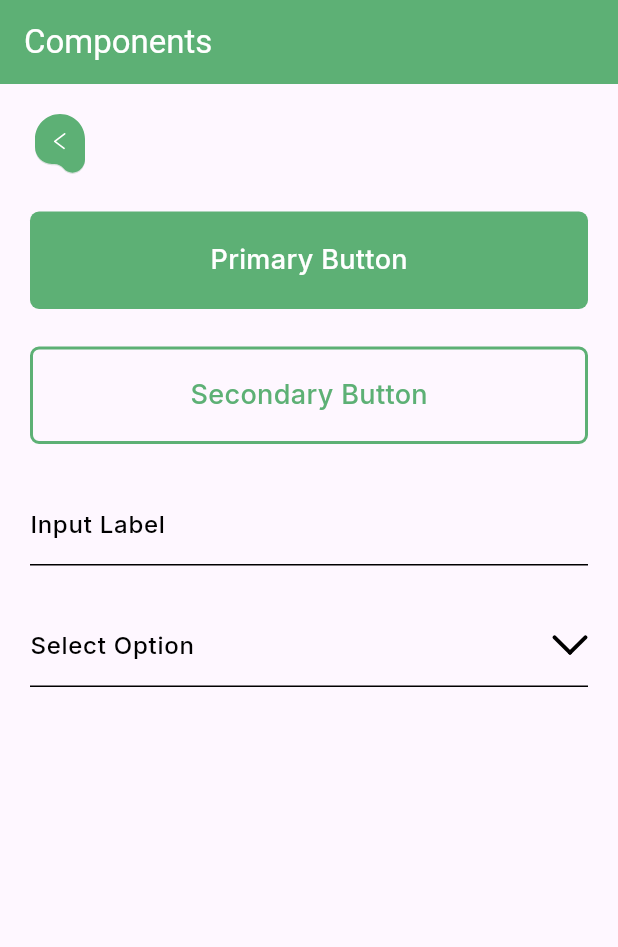
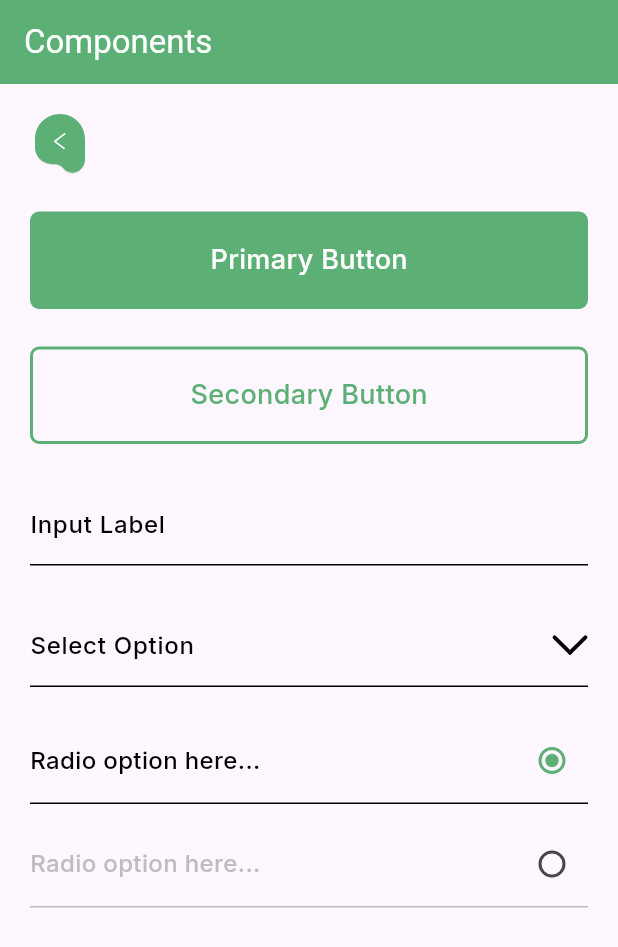
Before and after one commit to OmerMohideen/SegmentFault_Gembo, a Flutter app: the screen it shows after launch, on a phone screen of 412 x 824 dp. Shown: the top 947 px of the screen. Run offline on Flutter 3.47's test engine with Material 3 defaults, Android fonts, the light colour scheme and no system bars; our stand-ins replace flutter_svg, google_fonts.

Commit message:
feat(user): radio button widget

```diff
--- a/user_application/lib/main.dart
+++ b/user_application/lib/main.dart
@@ -3,6 +3,7 @@ import 'package:user_application/styles/colors.dart';
 import 'package:user_application/widgets/Button.dart';
 import 'package:user_application/widgets/back_button.dart';
 import 'package:user_application/widgets/input_field.dart';
+import 'package:user_application/widgets/radio_button.dart';
 import 'package:user_application/widgets/select_field.dart';
 
 void main() {
@@ -19,6 +20,8 @@ class MyApp extends StatefulWidget {
 
 class _MyAppState extends State<MyApp> {
   String? selectedValue;
+  bool isSelected1 = true;
+  bool isSelected2 = false;
   final List<String> dropdownOptions = ['Option 1', 'Option 2', 'Option 3'];
 
   @override
@@ -55,6 +58,30 @@ class _MyAppState extends State<MyApp> {
                     selectedValue = newValue;
                   });
                 }),
+            const SizedBox(
+              height: 25,
+            ),
+            RadioButton(
+              label: "Radio option here...",
+              selected: isSelected1,
+              onChanged: (value) {
+                setState(() {
+                  isSelected1 = true;
+                  isSelected2 = false;
+                });
+              },
+            ),
+            const SizedBox(height: 16),
+            RadioButton(
+              label: "Radio option here...",
+              selected: isSelected2,
+              onChanged: (value) {
+                setState(() {
+                  isSelected2 = true;
+                  isSelected1 = false;
+                });
+              },
+            ),
           ],
         ),
       ),
--- /dev/null
+++ b/user_application/lib/widgets/radio_button.dart
@@ -0,0 +1,45 @@
+import 'package:flutter/material.dart';
+import 'package:user_application/styles/colors.dart';
+import 'package:user_application/styles/fonts.dart';
+
+class RadioButton extends StatelessWidget {
+  final String label;
+  final bool selected;
+  final ValueChanged<bool?> onChanged;
+
+  const RadioButton({
+    super.key,
+    required this.label,
+    required this.selected,
+    required this.onChanged,
+  });
+
+  @override
+  Widget build(BuildContext context) {
+    return Column(
+      children: [
+        Row(
+          children: [
+            Expanded(
+              child: Text(label,
+                  style: paragraph1Style.copyWith(
+                      color:
+                          selected ? Colors.black : const Color(0xffBDBDBD))),
+            ),
+            Radio<bool>(
+              value: true,
+              groupValue: selected,
+              onChanged: onChanged,
+              activeColor: primaryColor,
+            ),
+          ],
+        ),
+        Container(
+          height: 1.0,
+          color: selected ? Colors.black : const Color(0xffBDBDBD),
+          margin: const EdgeInsets.only(top: 4.0),
+        ),
+      ],
+    );
+  }
+}
```
